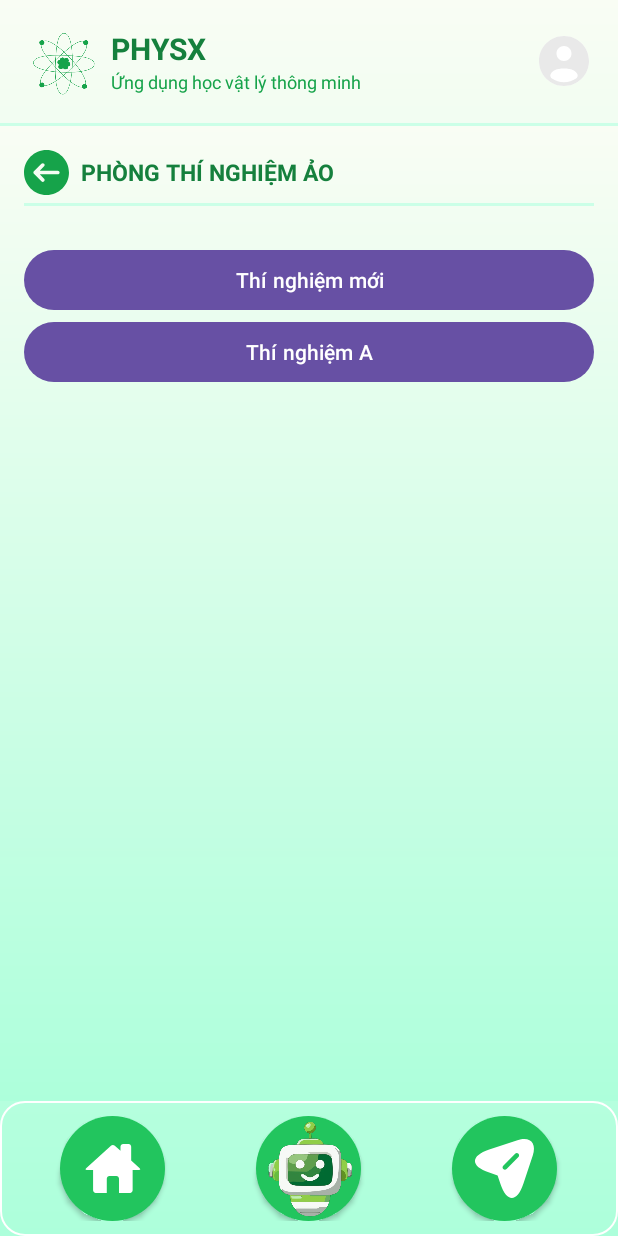
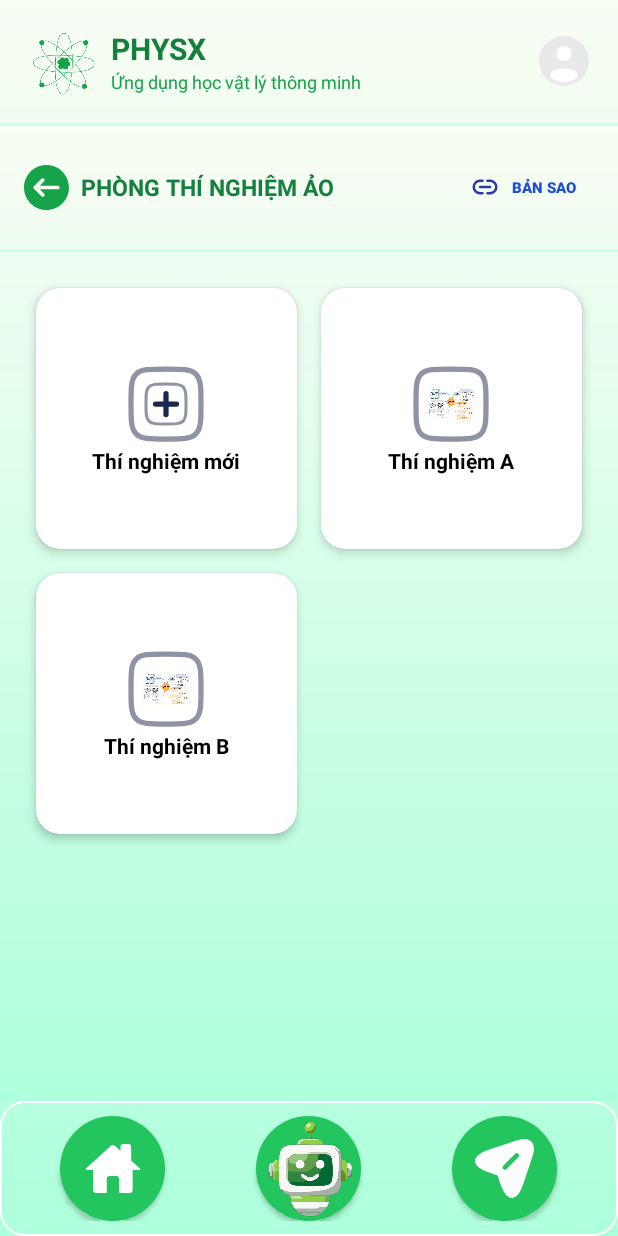
Before and after one commit to TranLamNghia/SmartPhysicApplication, an Android app: the fragment VirtualLabFragment placed in its activity, on a phone screen of 412 x 824 dp. Run offline under Robolectric (Android 15) with nearby library versions, the phone set to English and light mode, and no system bars; pictures from the network do not load.

Commit message:
Thay doi giao dien Virtual Lab

```diff
--- /dev/null
+++ b/app/src/main/java/com/example/smartphysicapplication/adapter/LabAdapter.kt
@@ -0,0 +1,61 @@
+package com.example.smartphysicapplication.adapter
+
+import android.net.Uri
+import android.view.LayoutInflater
+import android.view.View
+import android.view.ViewGroup
+import android.widget.ImageView
+import android.widget.TextView
+import androidx.recyclerview.widget.DiffUtil
+import androidx.recyclerview.widget.ListAdapter
+import androidx.recyclerview.widget.RecyclerView
+import com.example.smartphysicapplication.R
+
+// Model + Adapter
+sealed class LabItem {
+    data object New : LabItem()
+    data class Existing(val id: String, val name: String, val imageUri: Uri?) : LabItem()
+}
+
+class LabAdapter(
+    private val onClick: (LabItem) -> Unit
+) : ListAdapter<LabItem, LabVH>(object : DiffUtil.ItemCallback<LabItem>() {
+    override fun areItemsTheSame(o: LabItem, n: LabItem) =
+        (o is LabItem.New && n is LabItem.New) ||
+                (o is LabItem.Existing && n is LabItem.Existing && o.id == n.id)
+
+    override fun areContentsTheSame(o: LabItem, n: LabItem) = o == n
+}) {
+    override fun onCreateViewHolder(p: ViewGroup, viewType: Int): LabVH {
+        val v = LayoutInflater.from(p.context).inflate(R.layout.item_lab_square, p, false)
+
+        (v.layoutParams as RecyclerView.LayoutParams).apply {
+            // chiều cao sẽ được set trong onBind bằng ratio trick
+        }
+        return LabVH(v, onClick)
+    }
+    override fun onBindViewHolder(h: LabVH, pos: Int) = h.bind(getItem(pos))
+}
+
+class LabVH(
+    itemView: View,
+    private val onClick: (LabItem) -> Unit
+) : RecyclerView.ViewHolder(itemView) {
+    private val img = itemView.findViewById<ImageView>(R.id.imgCenter)
+    private val title = itemView.findViewById<TextView>(R.id.tvTitle)
+
+    fun bind(item: LabItem) {
+        when (item) {
+            LabItem.New -> {
+                img.setImageResource(R.drawable.ic_add_large)
+                title.text = "Thí nghiệm mới"
+            }
+            is LabItem.Existing -> {
+                if (item.imageUri != null) img.setImageURI(item.imageUri)
+                else img.setImageResource(R.drawable.img_mindmap_c2)
+                title.text = item.name
+            }
+        }
+        itemView.setOnClickListener { onClick(item) }
+    }
+}
--- a/app/src/main/java/com/example/smartphysicapplication/main/HomeFragment.kt
+++ b/app/src/main/java/com/example/smartphysicapplication/main/HomeFragment.kt
@@ -60,7 +60,7 @@ class HomeFragment : Fragment() {
         }
 
         btnVirtualLab.setOnClickListener {
-//            (activity as? MainActivity)?.loadFragment(VirtualLabFragment())
+            (activity as? MainActivity)?.loadFragment(VirtualLabFragment())
         }
 
         learningPathIcon.setOnClickListener {
--- a/app/src/main/java/com/example/smartphysicapplication/main/VirtualLabFragment.kt
+++ b/app/src/main/java/com/example/smartphysicapplication/main/VirtualLabFragment.kt
@@ -1,19 +1,29 @@
 package com.example.smartphysicapplication.main
 
+import android.app.AlertDialog
 import android.content.Intent
+import android.net.Uri
 import android.os.Bundle
 import android.view.LayoutInflater
 import android.view.View
 import android.view.ViewGroup
 import android.widget.Button
+import android.widget.EditText
 import android.widget.ImageView
+import android.widget.TextView
+import androidx.appcompat.widget.AppCompatButton
 import androidx.fragment.app.Fragment
+import androidx.recyclerview.widget.GridLayoutManager
+import androidx.recyclerview.widget.RecyclerView
 import com.example.smartphysicapplication.R
+import com.example.smartphysicapplication.adapter.LabAdapter
+import com.example.smartphysicapplication.adapter.LabItem
 
 class VirtualLabFragment : Fragment() {
-    private lateinit var newLab:Button
-    private lateinit var ALab:Button
     private lateinit var btnBack: ImageView
+
+    private lateinit var rv: RecyclerView
+    private val adapter = LabAdapter { item -> onLabClick(item) }
 
     override fun onCreateView(inflater: LayoutInflater, container: ViewGroup?, savedInstanceState: Bundle?): View? {
         val view = inflater.inflate(R.layout.fragment_virtual_lab, container, false)
@@ -22,24 +32,73 @@ class VirtualLabFragment : Fragment() {
 
     override fun onViewCreated(view: View, savedInstanceState: Bundle?) {
         super.onViewCreated(view, savedInstanceState)
-        newLab = view.findViewById(R.id.new_lab)
-        ALab = view.findViewById(R.id.A_lab)
+        rv = view.findViewById(R.id.rvLabs)
+
         btnBack = view.findViewById(R.id.btn_back)
+        btnBack.setOnClickListener { parentFragmentManager.popBackStack() }
 
-        btnBack.setOnClickListener {
-            parentFragmentManager.popBackStack()
+        val span = 2
+        rv.layoutManager = GridLayoutManager(requireContext(), span)
+        rv.adapter = adapter
+
+        val data = mutableListOf(
+            LabItem.New, // ô “+”
+            LabItem.Existing(id="a1", name="Thí nghiệm A", imageUri=null),
+            LabItem.Existing(id="b2", name="Thí nghiệm B", imageUri=null)
+        )
+        adapter.submitList(data)
+
+        // nút Bản sao
+        view.findViewById<Button>(R.id.btnClone).setOnClickListener {
+            showPasteLinkDialog()
         }
 
-        newLab.setOnClickListener {
-            val intent = Intent(requireContext(), LabDragActivity::class.java)
-            startActivity(intent)
-        }
-
-        ALab.setOnClickListener {
-            val intent = Intent(requireContext(), ModelViewerNativeActivity::class.java)
-            startActivity(intent)
-        }
+//        ALab.setOnClickListener {
+//            val intent = Intent(requireContext(), ModelViewerNativeActivity::class.java)
+//            startActivity(intent)
+//        }
 
     }
 
+    private fun onLabClick(item: LabItem) {
+        when (item) {
+            LabItem.New -> {/* tạo mới */}
+            is LabItem.Existing -> {/* mở lab */}
+        }
+    }
+
+    private fun showPasteLinkDialog() {
+        val dlgView = layoutInflater.inflate(R.layout.dialog_paste_link, null)
+        val dlg = AlertDialog.Builder(requireContext())
+            .setView(dlgView)
+            .create()
+        dlg.show()
+
+        val edt = dlgView.findViewById<EditText>(R.id.edtLink)
+        dlgView.findViewById<AppCompatButton>(R.id.btnCancel).setOnClickListener { dlg.dismiss() }
+        dlgView.findViewById<AppCompatButton>(R.id.btnConfirm).setOnClickListener {
+            val link = edt.text.toString().trim()
+            if (link.isNotEmpty()) {
+                dlg.dismiss()
+                showClonePreviewDialog(name = "Thí nghiệm từ link", imageUri = null)
+            }
+        }
+    }
+
+    private fun showClonePreviewDialog(name: String, imageUri: Uri?) {
+        val v = layoutInflater.inflate(R.layout.dialog_clone_preview, null)
+        val tvName = v.findViewById<TextView>(R.id.tvName)
+        val img = v.findViewById<ImageView>(R.id.imgPreview)
+        tvName.text = name
+        imageUri?.let { img.setImageURI(it) }
+
+        val dlg = AlertDialog.Builder(requireContext()).setView(v).create()
+        dlg.show()
+
+        v.findViewById<AppCompatButton>(R.id.btnDismiss).setOnClickListener { dlg.dismiss() }
+        v.findViewById<AppCompatButton>(R.id.btnCreateCopy).setOnClickListener {
+            dlg.dismiss()
+        }
+    }
+
 }
--- /dev/null
+++ b/app/src/main/java/com/example/smartphysicapplication/ui/SquareCardView.kt
@@ -0,0 +1,13 @@
+package com.example.smartphysicapplication.ui
+
+import android.content.Context
+import android.util.AttributeSet
+import androidx.cardview.widget.CardView
+
+class SquareCardView @JvmOverloads constructor(
+    context: Context, attrs: AttributeSet? = null, defStyleAttr: Int = 0
+) : CardView(context, attrs, defStyleAttr) {
+    override fun onMeasure(widthMeasureSpec: Int, heightMeasureSpec: Int) {
+        super.onMeasure(widthMeasureSpec, widthMeasureSpec) // height = width
+    }
+}
--- /dev/null
+++ b/app/src/main/res/drawable/ic_add_large.xml
@@ -0,0 +1,19 @@
+<vector xmlns:android="http://schemas.android.com/apk/res/android"
+    android:width="800dp"
+    android:height="800dp"
+    android:viewportWidth="24"
+    android:viewportHeight="24">
+  <path
+      android:pathData="M2,12C2,7.286 2,4.929 3.464,3.464C4.929,2 7.286,2 12,2C16.714,2 19.071,2 20.535,3.464C22,4.929 22,7.286 22,12C22,16.714 22,19.071 20.535,20.535C19.071,22 16.714,22 12,22C7.286,22 4.929,22 3.464,20.535C2,19.071 2,16.714 2,12Z"
+      android:strokeAlpha="0.5"
+      android:strokeWidth="1.5"
+      android:fillColor="#00000000"
+      android:strokeColor="#1C274C"
+      android:fillAlpha="0.5"/>
+  <path
+      android:pathData="M15,12L12,12M12,12L9,12M12,12L12,9M12,12L12,15"
+      android:strokeWidth="1.5"
+      android:fillColor="#00000000"
+      android:strokeColor="#1C274C"
+      android:strokeLineCap="round"/>
+</vector>
--- /dev/null
+++ b/app/src/main/res/drawable/ic_link.xml
@@ -0,0 +1,13 @@
+<vector xmlns:android="http://schemas.android.com/apk/res/android"
+    android:width="20dp"
+    android:height="20dp"
+    android:viewportWidth="24"
+    android:viewportHeight="24">
+  <path
+      android:pathData="M14,7H16C18.761,7 21,9.239 21,12C21,14.761 18.761,17 16,17H14M10,7H8C5.239,7 3,9.239 3,12C3,14.761 5.239,17 8,17H10M8,12H16"
+      android:strokeLineJoin="round"
+      android:strokeWidth="2"
+      android:fillColor="#00000000"
+      android:strokeColor="#2B3AA9"
+      android:strokeLineCap="round"/>
+</vector>
--- a/app/src/main/res/layout/fragment_virtual_lab.xml
+++ b/app/src/main/res/layout/fragment_virtual_lab.xml
@@ -1,65 +1,78 @@
-<?xml version="1.0" encoding="utf-8"?>
-<ScrollView xmlns:android="http://schemas.android.com/apk/res/android"
+<!-- res/layout/fragment_virtual_lab.xml -->
+<androidx.constraintlayout.widget.ConstraintLayout
+    xmlns:android="http://schemas.android.com/apk/res/android"
     xmlns:app="http://schemas.android.com/apk/res-auto"
-    xmlns:tools="http://schemas.android.com/tools"
     android:layout_width="match_parent"
     android:layout_height="match_parent"
     android:background="@drawable/gradient_green_background">
 
+    <!-- Header -->
     <LinearLayout
-        android:layout_width="match_parent"
-        android:layout_height="wrap_content"
-        android:orientation="vertical"
-        android:padding="16dp">
-
-        <LinearLayout
-            android:layout_width="match_parent"
+        android:id="@+id/header"
+        android:layout_width="0dp"
         android:layout_height="wrap_content"
         android:orientation="horizontal"
         android:gravity="center_vertical"
-            android:layout_marginBottom="5dp">
+        android:padding="16dp"
+        app:layout_constraintTop_toTopOf="parent"
+        app:layout_constraintStart_toStartOf="parent"
+        app:layout_constraintEnd_toEndOf="parent">
 
         <ImageView
             android:id="@+id/btn_back"
             android:layout_width="30dp"
             android:layout_height="30dp"
             android:src="@drawable/ic_back"
-                android:layout_marginEnd="8dp"
             app:tint="@color/green_600" />
 
         <TextView
-                android:layout_width="wrap_content"
+            android:layout_width="0dp"
             android:layout_height="wrap_content"
+            android:layout_marginStart="8dp"
             android:text="PHÒNG THÍ NGHIỆM ẢO"
             android:textSize="15sp"
             android:textStyle="bold"
-                android:textColor="@color/green_700" />
+            android:textColor="@color/green_700"
+            android:layout_weight="1" />
+
+        <!-- Nút Bản sao -->
+        <androidx.appcompat.widget.AppCompatButton
+            android:id="@+id/btnClone"
+            android:layout_width="wrap_content"
+            android:layout_height="50dp"
+            android:background="@android:color/transparent"
+            android:paddingHorizontal="12dp"
+            android:text="Bản sao"
+            android:textSize="10sp"
+            android:textColor="@color/blue_700"
+            android:textStyle="bold"
+            android:drawableStart="@drawable/ic_link"
+            android:drawablePadding="8dp"
+            android:gravity="center_vertical"
+            android:contentDescription="Bản sao" />
+
 
     </LinearLayout>
 
     <View
-            android:layout_width="match_parent"
+        android:id="@+id/divider"
+        android:layout_width="0dp"
         android:layout_height="2dp"
         android:background="#CBFFE7"
-            android:layout_marginBottom="25dp"/>
+        app:layout_constraintTop_toBottomOf="@id/header"
+        app:layout_constraintStart_toStartOf="parent"
+        app:layout_constraintEnd_toEndOf="parent" />
 
-        <LinearLayout
-            android:layout_width="match_parent"
-            android:layout_height="wrap_content"
-            android:orientation="vertical">
+    <!-- RecyclerView TỰ SCROLL, KHÔNG đặt trong ScrollView -->
+    <androidx.recyclerview.widget.RecyclerView
+        android:id="@+id/rvLabs"
+        android:layout_width="0dp"
+        android:layout_height="0dp"
+        android:padding="16dp"
+        android:clipToPadding="false"
+        app:layout_constraintTop_toBottomOf="@id/divider"
+        app:layout_constraintBottom_toBottomOf="parent"
+        app:layout_constraintStart_toStartOf="parent"
+        app:layout_constraintEnd_toEndOf="parent" />
 
-            <Button
-                android:id="@+id/new_lab"
-                android:layout_width="match_parent"
-                android:layout_height="match_parent"
-                android:text="Thí nghiệm mới"/>
-
-            <Button
-                android:id="@+id/A_lab"
-                android:layout_width="match_parent"
-                android:layout_height="match_parent"
-                android:text="Thí nghiệm A"/>
-        </LinearLayout>
-
-    </LinearLayout>
-</ScrollView>
+</androidx.constraintlayout.widget.ConstraintLayout>
--- /dev/null
+++ b/app/src/main/res/layout/item_lab_square.xml
@@ -0,0 +1,38 @@
+<!-- res/layout/item_lab_square.xml -->
+<com.example.smartphysicapplication.ui.SquareCardView xmlns:android="http://schemas.android.com/apk/res/android"
+    xmlns:app="http://schemas.android.com/apk/res-auto"
+    android:layout_width="match_parent"
+    android:layout_height="wrap_content"
+    android:layout_margin="8dp"
+    app:cardCornerRadius="16dp"
+    app:cardElevation="4dp"
+    android:foreground="?attr/selectableItemBackground">
+
+    <LinearLayout
+        android:layout_width="match_parent"
+        android:layout_height="match_parent"
+        android:orientation="vertical"
+        android:gravity="center"
+        android:padding="12dp">
+
+        <ImageView
+            android:id="@+id/imgCenter"
+            android:layout_width="56dp"
+            android:layout_height="56dp"
+            android:src="@drawable/ic_add_large"
+            android:scaleType="centerInside"
+            android:background="@drawable/ic_add_large"
+            android:padding="12dp"
+            android:contentDescription="Lab icon" />
+
+        <TextView
+            android:id="@+id/tvTitle"
+            android:layout_width="wrap_content"
+            android:layout_height="wrap_content"
+            android:text="Thí nghiệm mới"
+            android:textStyle="bold"
+            android:textSize="14sp"
+            android:textColor="@android:color/black"
+            android:gravity="center"/>
+    </LinearLayout>
+</com.example.smartphysicapplication.ui.SquareCardView>
```
Also changed, not shown: app/src/main/res/layout/dialog_clone_preview.xml (added, +44 -0 lines), app/src/main/res/layout/dialog_paste_link.xml (added, +42 -0 lines), 1 other file. Lines whose indentation alone changed are shown as unchanged.
